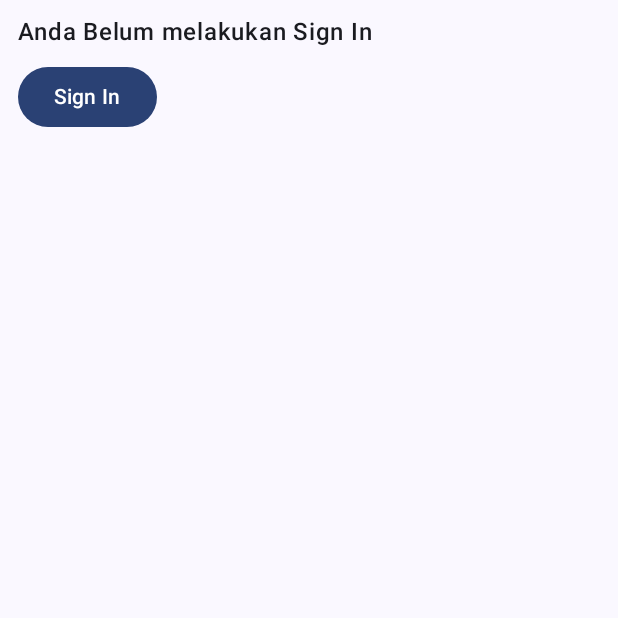
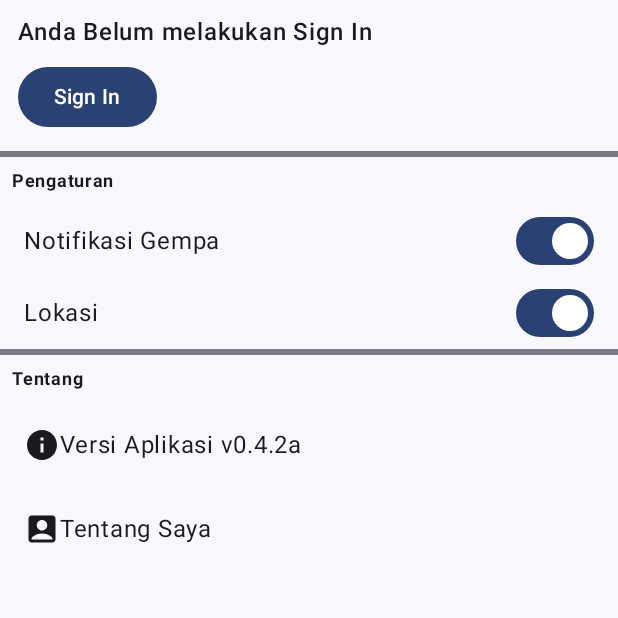
Before and after one commit to HanifHilmi/DiseminasiKerawananGempaAndroid, an Android app built with Jetpack Compose: the composable ProfileScreen called with empty values, on a phone screen of 412 x 824 dp, the top half of it. Run offline under Robolectric (Android 15) with nearby library versions, the phone set to English and light mode, and no system bars; pictures from the network do not load.

Commit message:
v0.4.2a Fix bug and redesigning profilescreen and loginscreen

```diff
--- a/app/build.gradle
+++ b/app/build.gradle
@@ -16,8 +16,8 @@ android {
         applicationId "com.hilmihanif.kerawanangempadantsunami"
         minSdk 26
         targetSdk 33
-        versionCode 1
-        versionName "1.0"
+        versionCode 42
+        versionName "v0.4.2a"
 
         testInstrumentationRunner "androidx.test.runner.AndroidJUnitRunner"
         vectorDrawables {
--- a/app/src/main/java/com/hilmihanif/kerawanangempadantsunami/graphs/HomeNavGraph.kt
+++ b/app/src/main/java/com/hilmihanif/kerawanangempadantsunami/graphs/HomeNavGraph.kt
@@ -74,7 +74,10 @@ fun HomeNavGraph(navController: NavHostController,googleAuthUiClient: GoogleAuth
                 onReSignIn ={
 
                 },
-                isLoggedIn = isLoggedIn
+                isLoggedIn = isLoggedIn,
+                aboutMeClicked = {
+
+                }
             )
         }
 
--- a/app/src/main/java/com/hilmihanif/kerawanangempadantsunami/screens/profil/ProfileScreen.kt
+++ b/app/src/main/java/com/hilmihanif/kerawanangempadantsunami/screens/profil/ProfileScreen.kt
@@ -1,18 +1,28 @@
 package com.hilmihanif.kerawanangempadantsunami.screens.profil
 
+import androidx.compose.foundation.clickable
+import androidx.compose.foundation.layout.Arrangement
 import androidx.compose.foundation.layout.Column
+import androidx.compose.foundation.layout.Row
 import androidx.compose.foundation.layout.Spacer
-import androidx.compose.foundation.layout.fillMaxSize
 import androidx.compose.foundation.layout.fillMaxWidth
 import androidx.compose.foundation.layout.height
 import androidx.compose.foundation.layout.padding
 import androidx.compose.foundation.layout.size
 import androidx.compose.foundation.shape.CircleShape
+import androidx.compose.material.icons.Icons
+import androidx.compose.material.icons.filled.AccountBox
+import androidx.compose.material.icons.filled.Info
 import androidx.compose.material3.Button
 import androidx.compose.material3.CircularProgressIndicator
+import androidx.compose.material3.Divider
+import androidx.compose.material3.Icon
 import androidx.compose.material3.MaterialTheme
+import androidx.compose.material3.Surface
+import androidx.compose.material3.Switch
 import androidx.compose.material3.Text
 import androidx.compose.runtime.Composable
+import androidx.compose.ui.Alignment
 import androidx.compose.ui.Modifier
 import androidx.compose.ui.draw.clip
 import androidx.compose.ui.res.painterResource
@@ -20,6 +30,7 @@ import androidx.compose.ui.text.font.FontWeight
 import androidx.compose.ui.tooling.preview.Preview
 import androidx.compose.ui.unit.dp
 import coil.compose.AsyncImage
+import com.hilmihanif.kerawanangempadantsunami.BuildConfig
 import com.hilmihanif.kerawanangempadantsunami.R
 import com.hilmihanif.kerawanangempadantsunami.firebase.auth.UserData
 
@@ -29,8 +40,9 @@ fun ProfileScreen(
     isLoggedIn:Boolean,
     onSignOut:() -> Unit,
     onReSignIn:() -> Unit,
+    aboutMeClicked:() -> Unit,
 ) {
-
+    Column {
         if (isLoggedIn){
             userData?.run {
                 LoggedInProfilScreen(
@@ -42,6 +54,9 @@ fun ProfileScreen(
             NotLoggedInProfileScreen(
                 onReSignIn = onReSignIn
             )
+        }
+        SettingsContent()
+        AboutContent(aboutMeClicked = aboutMeClicked)
     }
 
 }
@@ -66,6 +81,94 @@ fun NotLoggedInProfileScreen(modifier:Modifier = Modifier, onReSignIn: () -> Uni
     }
 }
 
+
+@Composable
+fun SettingsContent() {
+    Column {
+
+        Divider(thickness = 4.dp)
+        Text(
+            modifier = Modifier
+                .fillMaxWidth()
+                .padding(8.dp),
+            text = "Pengaturan",
+            style = MaterialTheme.typography.labelMedium,
+            fontWeight = FontWeight.Bold
+        )
+        Row(
+            modifier = Modifier
+                .fillMaxWidth()
+                .padding(horizontal = 16.dp),
+            verticalAlignment = Alignment.CenterVertically,
+            horizontalArrangement = Arrangement.SpaceBetween,
+
+        ) {
+            Text(text = "Notifikasi Gempa",style = MaterialTheme.typography.bodyLarge,)
+            Switch(
+                checked = true,
+                onCheckedChange = { },
+            )
+        }
+        Row(
+            modifier = Modifier
+                .fillMaxWidth()
+                .padding(horizontal = 16.dp),
+            verticalAlignment = Alignment.CenterVertically,
+            horizontalArrangement = Arrangement.SpaceBetween
+        ){
+            Text(text = "Lokasi",style = MaterialTheme.typography.bodyLarge)
+            Switch(
+                checked = true,
+                onCheckedChange = { },
+            )
+        }
+    }
+}
+
+
+@Composable
+fun AboutContent(
+    aboutMeClicked:()->Unit={}
+) {
+    Column {
+
+        Divider(thickness = 4.dp)
+        Text(
+            modifier = Modifier
+                .fillMaxWidth()
+                .padding(8.dp),
+            text = "Tentang",
+            style = MaterialTheme.typography.labelMedium,
+            fontWeight = FontWeight.Bold
+        )
+        Row(
+            modifier = Modifier
+                .fillMaxWidth()
+                .padding(16.dp),
+            verticalAlignment = Alignment.CenterVertically,
+            horizontalArrangement = Arrangement.Start,
+
+            ) {
+            Icon(imageVector = Icons.Default.Info, contentDescription = "Info Icons")
+            Text(text = "Versi Aplikasi ${BuildConfig.VERSION_NAME}",style = MaterialTheme.typography.bodyLarge,)
+        }
+
+        Row(
+            modifier = Modifier
+                .fillMaxWidth()
+                .padding(16.dp)
+                .clickable {
+                    aboutMeClicked()
+                },
+            verticalAlignment = Alignment.CenterVertically,
+            horizontalArrangement = Arrangement.Start
+        ){
+            Icon(imageVector = Icons.Default.AccountBox, contentDescription = "Info Icons")
+            Text(text = "Tentang Saya", style = MaterialTheme.typography.bodyLarge)
+        }
+    }
+}
+
 @Composable
 fun LoggedInProfilScreen(
     modifier:Modifier = Modifier,
@@ -75,7 +178,7 @@ fun LoggedInProfilScreen(
 
     Column(
         modifier = modifier
-            .fillMaxSize()
+            .fillMaxWidth()
             .padding(12.dp),
     ) {
         if (userData.profilePictureUrl != null){
@@ -116,15 +219,20 @@ fun LoggedInProfilScreen(
 @Preview
 @Composable
 fun PrevProfilScreen() {
+    MaterialTheme{
+        Surface {
             ProfileScreen(
                 userData = UserData(
                     userId = "fjaoefjoai",
                     username = "TEST USER",
-            email = "testemail@gmail.com",
+                    email = "testemail_@gmail.com",
                     profilePictureUrl = ""
                 ),
-        isLoggedIn = false,
+                isLoggedIn = true,
                 onSignOut = {},
-        onReSignIn = {}
+                onReSignIn = {},
+                aboutMeClicked = {}
             )
         }
+    }
+}
--- a/app/src/main/java/com/hilmihanif/kerawanangempadantsunami/screens/splash/SplashScreen.kt
+++ b/app/src/main/java/com/hilmihanif/kerawanangempadantsunami/screens/splash/SplashScreen.kt
@@ -133,7 +133,7 @@ fun SplashScreenContent(alpha:Float, modifier : Modifier = Modifier) {
             Text(
                 textAlign = TextAlign.Center,
                 fontWeight = FontWeight.Bold,
-                text = "KERAWANAN GEMPA DAN TSUNAMI SUMBAGUT",
+                text = "KERAWANAN GEMPA DAN TSUNAMI DAERAH SUMBAGUT",
                 style = MaterialTheme.typography.titleLarge
             )
         }
```
Also changed, not shown: app/src/main/java/com/hilmihanif/kerawanangempadantsunami/screens/beranda/GempaDisplayScreen.kt (+48 -3 lines), app/src/main/java/com/hilmihanif/kerawanangempadantsunami/screens/kerawanan/MultiToggleButton.kt (+10 -9 lines), app/src/main/java/com/hilmihanif/kerawanangempadantsunami/screens/splash/SignInScreen.kt (+44 -17 lines), app/src/main/res/drawable/img_loginscreen_art.png (added). Lines whose indentation alone changed are shown as unchanged.
